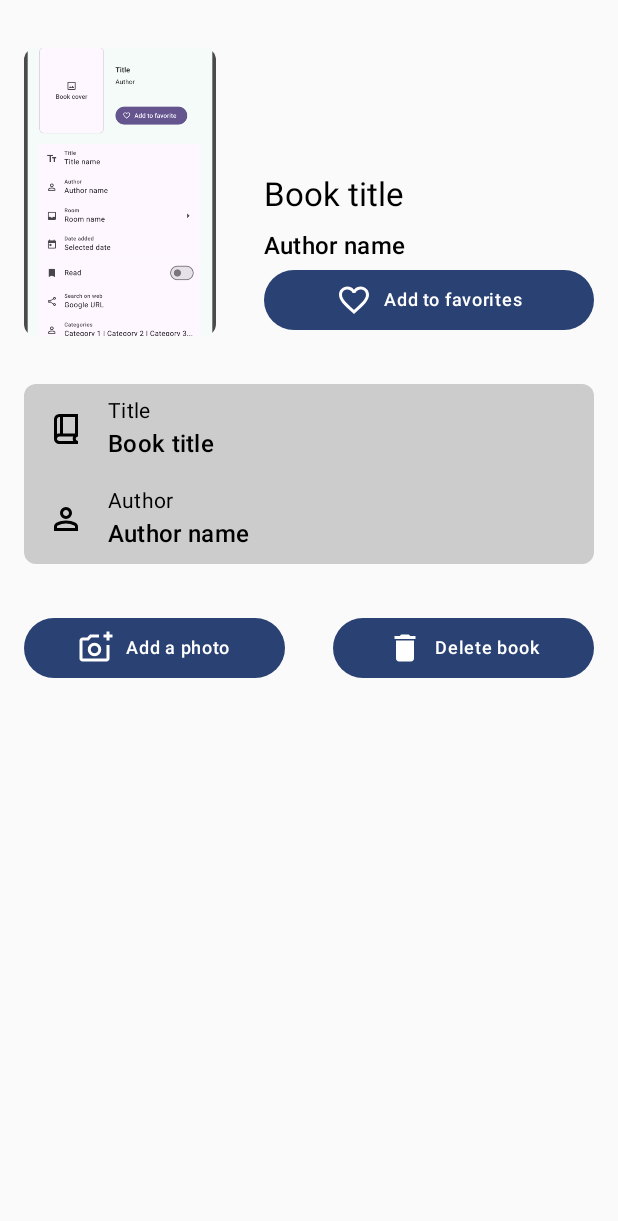
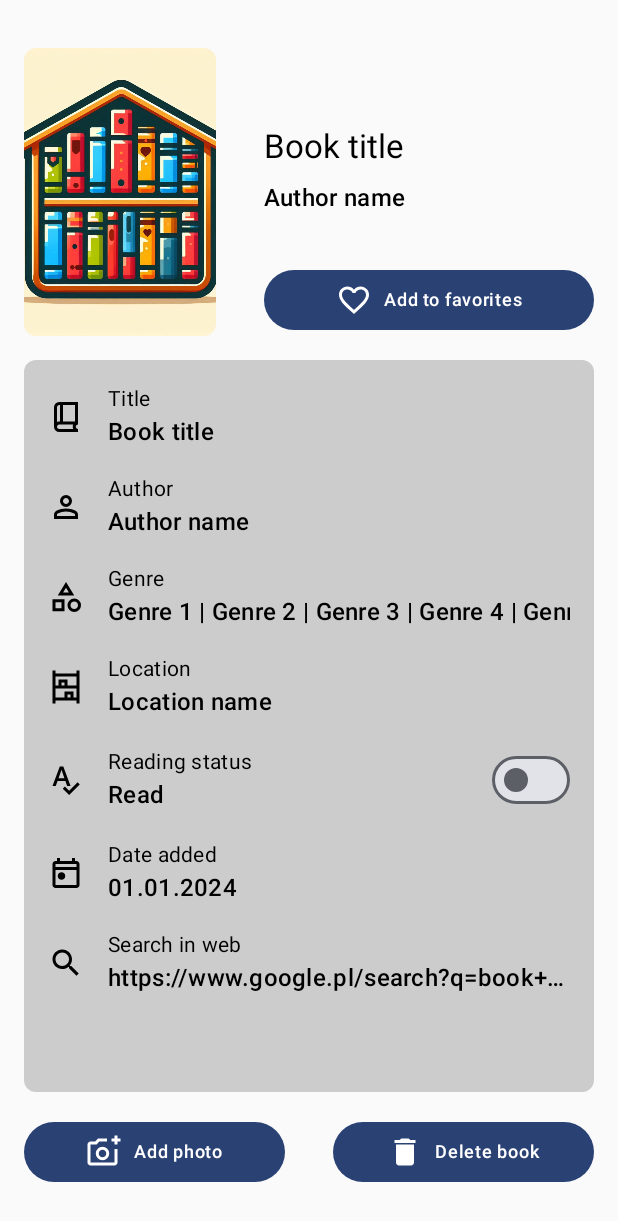
Before and after one commit to skrobeka/bachelor, an Android app built with Jetpack Compose: the screen it shows after launch (MainActivity), on a phone screen of 412 x 824 dp. Shown: the top 1221 px of the screen. Run offline under Robolectric (Android 15) with nearby library versions, the phone set to English and light mode, and no system bars.

Commit message:
Book detail screen ready

```diff
--- a/app/src/main/java/com/example/bachelorv1/ui/book_details/BookDetailsScreen.kt
+++ b/app/src/main/java/com/example/bachelorv1/ui/book_details/BookDetailsScreen.kt
@@ -2,6 +2,7 @@ package com.example.bachelorv1.ui.book_details
 
 import androidx.compose.foundation.Image
 import androidx.compose.foundation.background
+import androidx.compose.foundation.clickable
 import androidx.compose.foundation.layout.Arrangement
 import androidx.compose.foundation.layout.Column
 import androidx.compose.foundation.layout.Row
@@ -12,13 +13,18 @@ import androidx.compose.foundation.layout.height
 import androidx.compose.foundation.layout.padding
 import androidx.compose.foundation.layout.size
 import androidx.compose.foundation.layout.width
+import androidx.compose.foundation.layout.wrapContentHeight
+import androidx.compose.foundation.layout.wrapContentSize
+import androidx.compose.foundation.lazy.LazyColumn
+import androidx.compose.foundation.lazy.LazyRow
 import androidx.compose.material.icons.Icons
 import androidx.compose.material.icons.filled.Delete
-import androidx.compose.material.icons.filled.Face
 import androidx.compose.material.icons.filled.FavoriteBorder
+import androidx.compose.material.icons.filled.Search
 import androidx.compose.material3.Button
 import androidx.compose.material3.Icon
 import androidx.compose.material3.MaterialTheme
+import androidx.compose.material3.Switch
 import androidx.compose.material3.Text
 import androidx.compose.runtime.Composable
 import androidx.compose.ui.Alignment
@@ -53,8 +59,8 @@ fun BookDetailsScreen(
                 modifier = Modifier
                     .size(width = 128.dp, height = 192.dp)
                     .clip(MaterialTheme.shapes.small),
-                contentScale = ContentScale.FillWidth,
-                painter = painterResource(R.drawable.book_details_screen),
+                contentScale = ContentScale.FillHeight,
+                painter = painterResource(R.drawable.test_pic),
                 contentDescription = null
             )
 
@@ -67,15 +73,17 @@ fun BookDetailsScreen(
                 verticalArrangement = Arrangement.Bottom
             ) {
                 Column {
-                    Text(text = "Book title", style = MaterialTheme.typography.titleLarge)
+                    Text(text = "Book title", style = MaterialTheme.typography.titleLarge, maxLines = 2, overflow = androidx.compose.ui.text.style.TextOverflow.Ellipsis)
                     Spacer(modifier = Modifier.height(8.dp))
                     Text(text = "Author name", style = MaterialTheme.typography.titleMedium)
                 }
 
+                Spacer(modifier = Modifier.height(32.dp))
+
                 Button(
                     modifier = Modifier
                         .fillMaxWidth(),
-                    onClick = {/*Add to favorites*/},
+                    onClick = {/*Add to favorites*/}
                 ) {
                     Icon(Icons.Default.FavoriteBorder, contentDescription = "Add to favorites")
                     Spacer(modifier = Modifier.width(8.dp))
@@ -84,14 +92,22 @@ fun BookDetailsScreen(
             }
         }
 
-        Spacer(modifier = Modifier.height(32.dp))
+        Spacer(modifier = Modifier.height(16.dp))
 
         /*Middle part of the screen*/
         Column(
             modifier = Modifier
+                .fillMaxSize(),
+            verticalArrangement = Arrangement.SpaceBetween
+        ) {
+            LazyColumn(
+                modifier = Modifier
+                    .background(Color.LightGray, MaterialTheme.shapes.small)
+                    .weight(1f)
                     .fillMaxWidth()
-                .background(Color.LightGray, MaterialTheme.shapes.small)
+                    .padding(vertical = 8.dp)
             ) {
+                item{
                     Row(
                         modifier = Modifier
                             .fillMaxWidth()
@@ -102,7 +118,7 @@ fun BookDetailsScreen(
                         Spacer(modifier = Modifier.width(16.dp))
                         Column {
                             Text(text = "Title", style = MaterialTheme.typography.bodyMedium)
-                    Text(text = "Book title", style = MaterialTheme.typography.titleMedium)
+                            Text(text = "Book title", style = MaterialTheme.typography.titleMedium, maxLines = 1, overflow = androidx.compose.ui.text.style.TextOverflow.Ellipsis)
                         }
                     }
 
@@ -119,9 +135,96 @@ fun BookDetailsScreen(
                             Text(text = "Author name", style = MaterialTheme.typography.titleMedium)
                         }
                     }
+
+                    val genres = listOf("Genre 1", "Genre 2", "Genre 3", "Genre 4", "Genre 5", "Genre 6")
+                    Row(
+                        modifier = Modifier
+                            .fillMaxWidth()
+                            .padding(horizontal = 16.dp, vertical = 8.dp),
+                        verticalAlignment = Alignment.CenterVertically
+                    ) {
+                        Icon(painterResource(R.drawable.genres_icon), contentDescription = "Author icon")
+                        Spacer(modifier = Modifier.width(16.dp))
+                        Column {
+                            Text(text = "Genre", style = MaterialTheme.typography.bodyMedium)
+                            LazyRow { item{Text(text = genres.joinToString(" | "), style = MaterialTheme.typography.titleMedium) } }
+                        }
                     }
 
-        Spacer(modifier = Modifier.height(32.dp))
+                    Row(
+                        modifier = Modifier
+                            .fillMaxWidth()
+                            .padding(horizontal = 16.dp, vertical = 8.dp),
+                        verticalAlignment = Alignment.CenterVertically
+                    ) {
+                        Icon(painterResource(R.drawable.shelves_icon), contentDescription = "Shelves icon")
+                        Spacer(modifier = Modifier.width(16.dp))
+                        Column {
+                            Text(text = "Location", style = MaterialTheme.typography.bodyMedium, softWrap = false)
+                            Text(text = "Location name", style = MaterialTheme.typography.titleMedium, maxLines = 1, overflow = androidx.compose.ui.text.style.TextOverflow.Ellipsis)
+                        }
+                    }
+
+                    Row(
+                        modifier = Modifier
+                            .fillMaxWidth()
+                            .padding(horizontal = 16.dp, vertical = 8.dp),
+                        verticalAlignment = Alignment.CenterVertically
+                    ) {
+                        Row(
+                            modifier = Modifier
+                                .weight(1f),
+                            verticalAlignment = Alignment.CenterVertically
+                        ) {
+                            Icon(painterResource(R.drawable.isread_icon), contentDescription = "Is read icon")
+                            Spacer(modifier = Modifier.width(16.dp))
+                            Column {
+                                Text(text = "Reading status", style = MaterialTheme.typography.bodyMedium)
+                                Text(text = "Read", style = MaterialTheme.typography.titleMedium)
+                            }
+                        }
+                        Switch(
+                            modifier = Modifier
+                                .padding(start = 16.dp),
+                            checked = false,
+                            onCheckedChange = { /*Change reading status*/ }
+                        )
+                    }
+
+                    Row(
+                        modifier = Modifier
+                            .fillMaxWidth()
+                            .padding(horizontal = 16.dp, vertical = 8.dp),
+                        verticalAlignment = Alignment.CenterVertically
+                    ) {
+                        Icon(painterResource(R.drawable.date_added_icon), contentDescription = "Date added icon")
+                        Spacer(modifier = Modifier.width(16.dp))
+                        Column {
+                            Text(text = "Date added", style = MaterialTheme.typography.bodyMedium)
+                            Text(text = "01.01.2024", style = MaterialTheme.typography.titleMedium)
+                        }
+                    }
+
+                    Row(
+                        modifier = Modifier
+                            .fillMaxWidth()
+                            .padding(horizontal = 16.dp, vertical = 8.dp),
+                        verticalAlignment = Alignment.CenterVertically
+                    ) {
+                        Icon(Icons.Default.Search, contentDescription = "Search icon")
+                        Spacer(modifier = Modifier.width(16.dp))
+                        Column {
+                            Text(text = "Search in web", style = MaterialTheme.typography.bodyMedium)
+                            Row(modifier = Modifier.clickable { /*Open search in web*/ }) {
+                                Text(text = "https://www.google.pl/search?q=book+title", style = MaterialTheme.typography.titleMedium, maxLines = 1, overflow = androidx.compose.ui.text.style.TextOverflow.Ellipsis,
+                                )
+                            }
+                        }
+                    }
+                }
+            }
+
+            Spacer(modifier = Modifier.height(16.dp))
 
             /*Bottom part of the screen*/
             Row(
@@ -134,9 +237,9 @@ fun BookDetailsScreen(
                         .weight(1f),
                     onClick = {/*Add a photo*/ }
                 ) {
-                Icon(painterResource(R.drawable.add_a_photo_icon), contentDescription = "Add a photo")
+                    Icon(painterResource(R.drawable.add_photo_icon), contentDescription = "Add photo")
                     Spacer(modifier = Modifier.width(8.dp))
-                Text(text = "Add a photo", style = MaterialTheme.typography.labelMedium)
+                    Text(text = "Add photo", style = MaterialTheme.typography.labelMedium)
                 }
 
                 Spacer(modifier = Modifier.width(32.dp))
@@ -153,6 +256,7 @@ fun BookDetailsScreen(
             }
         }
     }
+}
 
 
 
--- /dev/null
+++ b/app/src/main/res/drawable/date_added_icon.xml
@@ -0,0 +1,9 @@
+<vector xmlns:android="http://schemas.android.com/apk/res/android"
+    android:width="24dp"
+    android:height="24dp"
+    android:viewportWidth="960"
+    android:viewportHeight="960">
+  <path
+      android:fillColor="@android:color/white"
+      android:pathData="M360,660Q318,660 289,631Q260,602 260,560Q260,518 289,489Q318,460 360,460Q402,460 431,489Q460,518 460,560Q460,602 431,631Q402,660 360,660ZM200,880Q167,880 143.5,856.5Q120,833 120,800L120,240Q120,207 143.5,183.5Q167,160 200,160L240,160L240,80L320,80L320,160L640,160L640,80L720,80L720,160L760,160Q793,160 816.5,183.5Q840,207 840,240L840,800Q840,833 816.5,856.5Q793,880 760,880L200,880ZM200,800L760,800Q760,800 760,800Q760,800 760,800L760,400L200,400L200,800Q200,800 200,800Q200,800 200,800ZM200,320L760,320L760,240Q760,240 760,240Q760,240 760,240L200,240Q200,240 200,240Q200,240 200,240L200,320ZM200,320L200,240Q200,240 200,240Q200,240 200,240L200,240Q200,240 200,240Q200,240 200,240L200,320Z"/>
+</vector>
--- /dev/null
+++ b/app/src/main/res/drawable/genres_icon.xml
@@ -0,0 +1,9 @@
+<vector xmlns:android="http://schemas.android.com/apk/res/android"
+    android:width="24dp"
+    android:height="24dp"
+    android:viewportWidth="960"
+    android:viewportHeight="960">
+  <path
+      android:fillColor="@android:color/white"
+      android:pathData="M260,440L480,80L700,440L260,440ZM700,880Q625,880 572.5,827.5Q520,775 520,700Q520,625 572.5,572.5Q625,520 700,520Q775,520 827.5,572.5Q880,625 880,700Q880,775 827.5,827.5Q775,880 700,880ZM120,860L120,540L440,540L440,860L120,860ZM700,800Q742,800 771,771Q800,742 800,700Q800,658 771,629Q742,600 700,600Q658,600 629,629Q600,658 600,700Q600,742 629,771Q658,800 700,800ZM200,780L360,780L360,620L200,620L200,780ZM402,360L558,360L480,234L402,360ZM480,360L480,360L480,360ZM360,620L360,620L360,620L360,620ZM700,700Q700,700 700,700Q700,700 700,700Q700,700 700,700Q700,700 700,700Q700,700 700,700Q700,700 700,700Q700,700 700,700Q700,700 700,700Z"/>
+</vector>
--- /dev/null
+++ b/app/src/main/res/drawable/isread_icon.xml
@@ -0,0 +1,9 @@
+<vector xmlns:android="http://schemas.android.com/apk/res/android"
+    android:width="24dp"
+    android:height="24dp"
+    android:viewportWidth="960"
+    android:viewportHeight="960">
+  <path
+      android:fillColor="@android:color/white"
+      android:pathData="M564,880L394,710L450,654L564,768L790,542L846,598L564,880ZM120,640L314,120L408,120L602,640L510,640L464,508L254,508L208,640L120,640ZM282,432L438,432L362,216L358,216L282,432Z"/>
+</vector>
--- /dev/null
+++ b/app/src/main/res/drawable/shelves_icon.xml
@@ -0,0 +1,9 @@
+<vector xmlns:android="http://schemas.android.com/apk/res/android"
+    android:width="24dp"
+    android:height="24dp"
+    android:viewportWidth="960"
+    android:viewportHeight="960">
+  <path
+      android:fillColor="@android:color/white"
+      android:pathData="M120,920L120,40L200,40L200,120L760,120L760,40L840,40L840,920L760,920L760,840L200,840L200,920L120,920ZM200,440L280,440L280,280L520,280L520,440L760,440L760,200L200,200L200,440ZM200,760L440,760L440,600L680,600L680,760L760,760L760,520L200,520L200,760ZM360,440L440,440L440,360L360,360L360,440ZM520,760L600,760L600,680L520,680L520,760ZM360,440L360,440L440,440L440,440L360,440ZM520,760L520,760L600,760L600,760L520,760Z"/>
+</vector>
```
Also changed, not shown: app/src/main/res/drawable/add_photo_icon.xml (renamed from app/src/main/res/drawable/add_a_photo_icon.xml), app/src/main/res/drawable/book_details_screen.png (deleted), app/src/main/res/drawable/test_pic.jpeg (added), 1 other file. Lines whose indentation alone changed are shown as unchanged.
